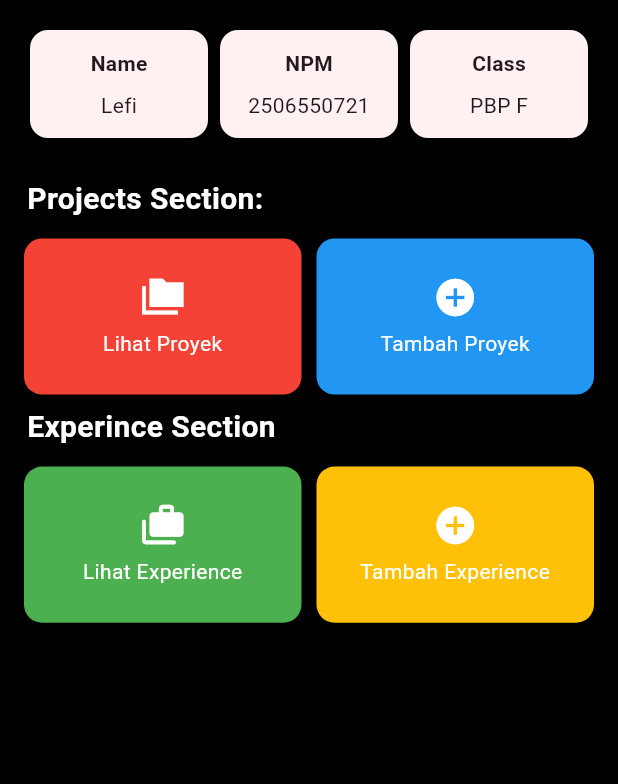
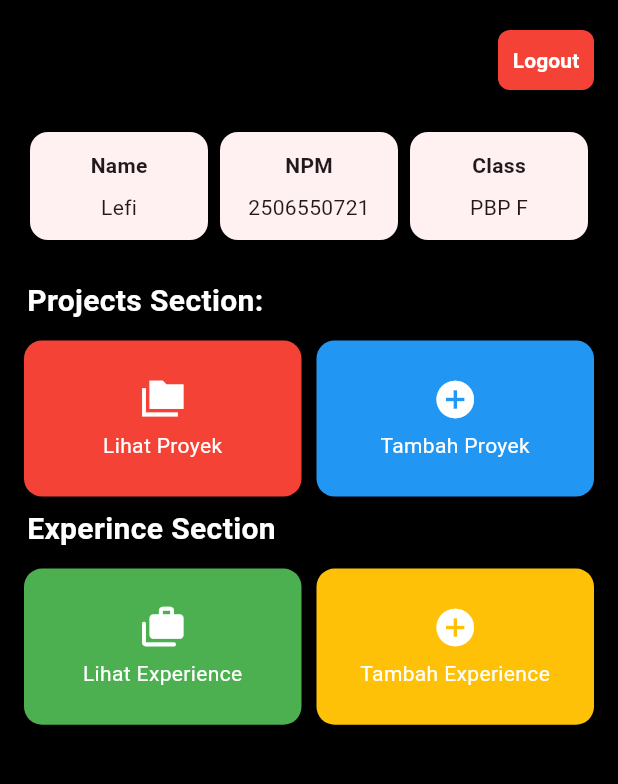
Before and after one commit to Leficullen/myportfolio_mobile, a Flutter app: the screen it shows after launch, on a phone screen of 412 x 824 dp, the part 84-868 px from its top. Run offline on Flutter 3.47's test engine with Material 3 defaults, Android fonts, the phone set to English and light mode, and no system bars.

Commit message:
feat: add loggout button at the top of the screen

```diff
--- a/lib/menu.dart
+++ b/lib/menu.dart
@@ -33,11 +33,48 @@ class MyHomePage extends StatelessWidget {
 
       body: Padding(
         padding: const EdgeInsets.all(16),
-        child: Column(
+        child:
+
+        Column(
           crossAxisAlignment: CrossAxisAlignment.center,
 
           children: [
-            IntrinsicHeight(
+
+            Row(
+              children: [
+                Expanded(
+                  child: Align(
+                    alignment: Alignment.centerRight,
+
+                    child: ElevatedButton(
+                      onPressed: () {},
+                      style: ElevatedButton.styleFrom(
+                        backgroundColor: Colors.red,
+                        foregroundColor: Colors.white,
+                        elevation: 4,
+                        padding: EdgeInsets.symmetric(
+                          horizontal: 3,
+                          vertical: 2,
+                        ),
+                        shape: RoundedRectangleBorder(
+                          borderRadius: BorderRadius.circular(8),
+                        ),
+                      ),
+                      child: const Text(
+                        "Logout",
+                        style: TextStyle(fontWeight: FontWeight.bold),
+                      ),
+                    ),
+                  ),
+
+                )
+
+              ],
+            ),
+
+            Padding(
+              padding: const EdgeInsets.only(top:20),
+              child: IntrinsicHeight(
                 child: Row(
                   crossAxisAlignment: CrossAxisAlignment.stretch,
                   children: [
@@ -51,6 +88,7 @@ class MyHomePage extends StatelessWidget {
                       child: InfoCard(title: "Class", content: kelas),
                     ),
                   ],
+                ),
               ),
             ),
 
@@ -68,6 +106,7 @@ class MyHomePage extends StatelessWidget {
                   //     ),
                   //   ),
                   // ),
+
 
                   Column(
                     children: [
```
Lines whose indentation alone changed are shown as unchanged.
